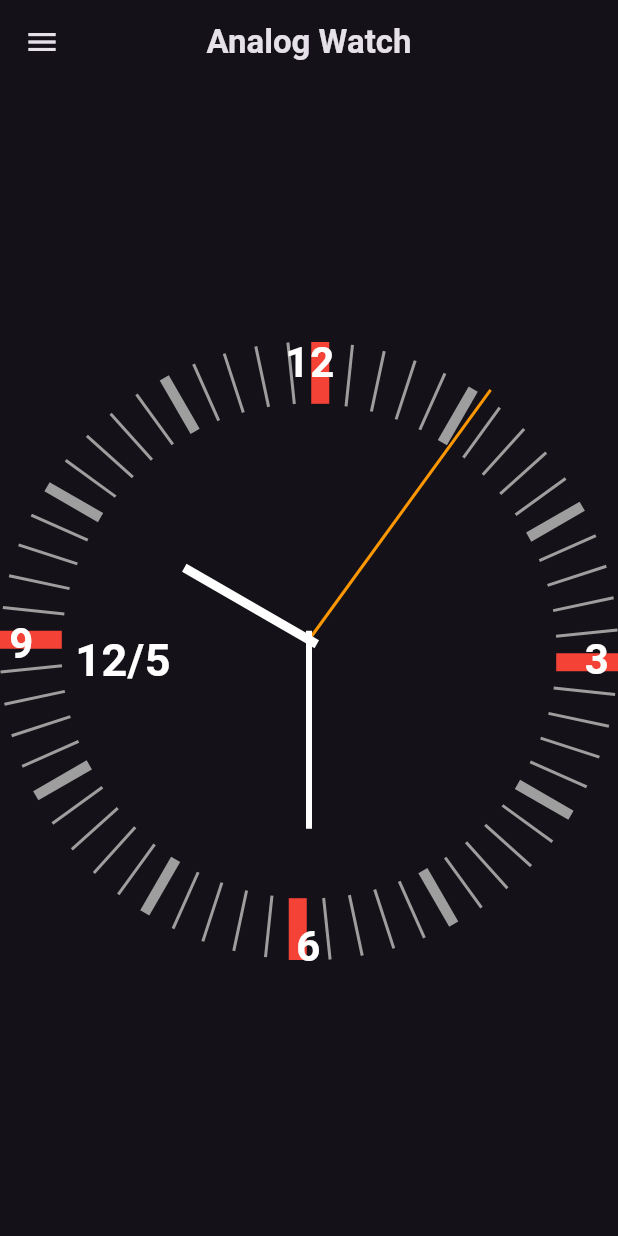
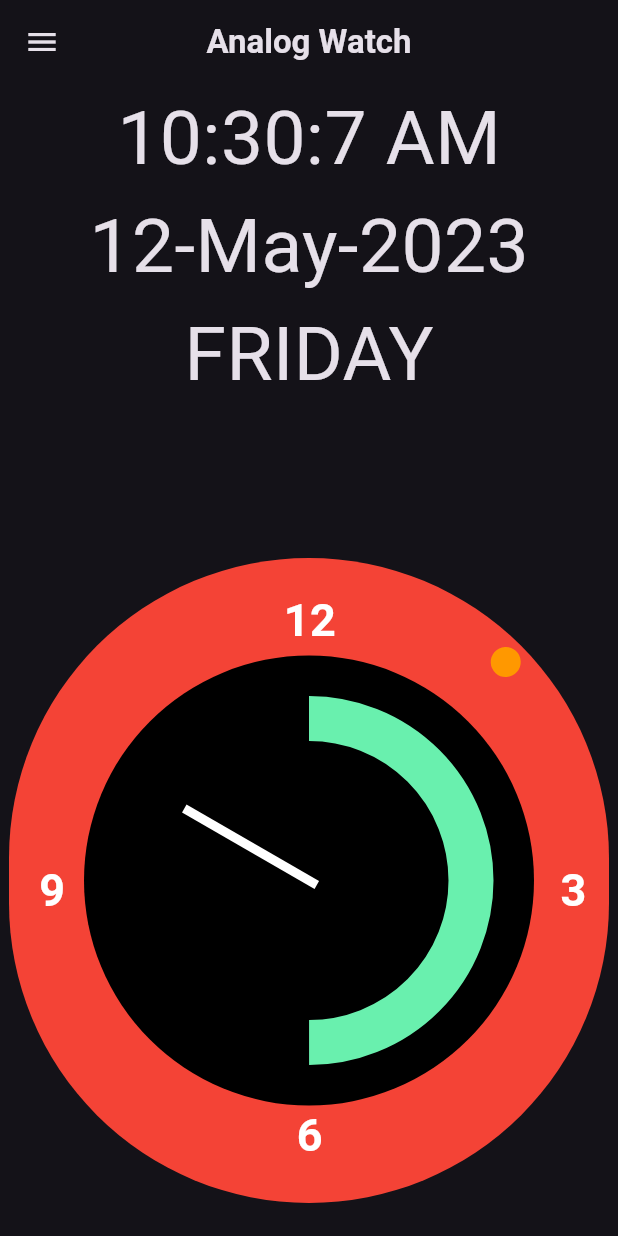
Before and after one commit to PDHirpara/clockpr6, a Flutter app: the screen it shows after launch, on a phone screen of 412 x 824 dp. Run offline on Flutter 3.47's test engine with Material 2 defaults, Android fonts, the phone set to English and light mode, and no system bars.

Commit message:
All clock

```diff
--- a/lib/Screens/Analog_Watch.dart
+++ b/lib/Screens/Analog_Watch.dart
@@ -11,38 +11,39 @@ class Analog_Watch extends StatefulWidget {
 }
 
 class _Analog_WatchState extends State<Analog_Watch> {
+  List<String> day = [
+    "MONDAY",
+    "TUESDAY",
+    "WEDNESDAY",
+    "THURSDAY",
+    "FRIDAY",
+    "SATURDAY",
+    "SUNDAY",
+  ];
+  List<String> month = [
+    "January",
+    "February",
+    "March",
+    "April",
+    "May",
+    "June",
+    "July",
+    "August",
+    "September",
+    "October",
+    "November",
+    "December",
+  ];
   String a = '';
-  void DayName() {
-    switch (d) {
-      case 1:
-        a = "MON";
-        break;
-      case 2:
-        a = "TUE";
-        break;
-      case 3:
-        a = "WED";
-        break;
-      case 4:
-        a = "THU";
-        break;
-      case 5:
-        a = "FRI";
-        break;
-      case 6:
-        a = "SAT";
-        break;
-      case 7:
-        a = "SAN";
-        break;
-    }
-  }
-
+  String p = 'AM';
+  String q = 'PM';
+  String r = '';
   int s = 0;
   int m = 0;
   int h = 0;
   int d = 0;
   int mm = 0;
+  int w = 0;
   myClock() {
     Future.delayed(const Duration(seconds: 1), () {
       setState(() {
@@ -51,6 +52,10 @@ class _Analog_WatchState extends State<Analog_Watch> {
         h = DateTime.now().hour;
         d = DateTime.now().day;
         mm = DateTime.now().month;
+        w = DateTime.now().weekday;
+        if (h > 12) {
+          h -= 12;
+        }
       });
       myClock();
     });
@@ -113,129 +118,256 @@ class _Analog_WatchState extends State<Analog_Watch> {
         ),
         centerTitle: true,
       ),
-      body: Center(
-        child: Stack(
+      body: Column(
         children: [
-            // Center(
-            //   child: Container(
-            //     height: 100,
-            //     width: 100,
-            //     decoration: BoxDecoration(
-            //       color: Colors.blue,
-            //       borderRadius: BorderRadius.circular(100),
+          Center(
+            child: Column(
+              // mainAxisAlignment: MainAxisAlignment.center,
+              children: [
+                Text(
+                  "${DateTime.now().hour}:${DateTime.now().minute}:${DateTime.now().second} ${(DateTime.now().hour >= 12) ? q : p}",
+                  style: const TextStyle(
+                    fontSize: 50,
+                  ),
+                ),
+                Text(
+                  "${DateTime.now().day}-${month[mm - 1]}-${DateTime.now().year}",
+                  style: const TextStyle(
+                    fontSize: 50,
+                  ),
+                ),
+                Text(
+                  "${day[w - 1]}",
+                  style: const TextStyle(
+                    fontSize: 50,
+                  ),
+                ),
+              ],
+            ),
+          ),
+          SizedBox(
+            height: 100,
+          ),
+          Stack(
+            alignment: Alignment.center,
+            children: [
+              // ...List.generate(
+              //   60,
+              //   (index) => Transform.rotate(
+              //     angle: (index / 60) * (2 * pi),
+              //     child: Stack(
+              //       children: [
+              //         Divider(
+              //           thickness: (index % 5 == 0)
+              //               ? (index % 15 == 0)
+              //                   ? 12
+              //                   : 7
+              //               : 2,
+              //           endIndent: MediaQuery.of(context).size.width * 0.90,
+              //           color:
+              //               (index % 15 == 0) ? Colors.blueAccent : Colors.grey,
+              //         ),
+              // Transform.rotate(
+              //   angle: (pi * 2),
+              //   child: Padding(
+              //     padding: const EdgeInsets.only(left: 10),
+              //     child: Transform.scale(
+              //       scale: 2,
+              //       child: Text(
+              //         (index == 0) ? "9" : "",
+              //         style: const TextStyle(
+              //           // fontSize: 20,
+              //           fontWeight: FontWeight.bold,
+              //           color: Colors.white,
+              //         ),
+              //       ),
               //     ),
               //   ),
               // ),
-            ...List.generate(
-              60,
-              (index) => Transform.rotate(
-                  angle: (index / 60) * (2 * pi),
+              // Transform.rotate(
+              //   angle: (3 * pi / 2),
+              //   child: Padding(
+              //     padding: const EdgeInsets.only(top: 10),
+              //     child: Transform.scale(
+              //       scale: 2,
+              //       child: Text(
+              //         (index == 15) ? "12" : "",
+              //         style: const TextStyle(
+              //           // fontSize: 20,
+              //           fontWeight: FontWeight.bold,
+              //           color: Colors.white,
+              //         ),
+              //       ),
+              //     ),
+              //   ),
+              // ),
+              // Transform.rotate(
+              //   angle: (pi),
+              //   child: Padding(
+              //     padding: const EdgeInsets.only(right: 10),
+              //     child: Transform.scale(
+              //       scale: 2,
+              //       child: Text(
+              //         (index == 30) ? "3" : "",
+              //         style: const TextStyle(
+              //           // fontSize: 20,
+              //           fontWeight: FontWeight.bold,
+              //           color: Colors.white,
+              //         ),
+              //       ),
+              //     ),
+              //   ),
+              // ),
+              // Transform.rotate(
+              //   angle: (pi / 2),
+              //   child: Padding(
+              //     padding: const EdgeInsets.only(bottom: 10),
+              //     child: Transform.scale(
+              //       scale: 2,
+              //       child: Text(
+              //         (index == 45) ? "6" : "",
+              //         style: const TextStyle(
+              //           // fontSize: 20,
+              //           fontWeight: FontWeight.bold,
+              //           color: Colors.white,
+              //         ),
+              //       ),
+              //     ),
+              //   ),
+              // ),
+              //       ],
+              //     ),
+              //   ),
+              // ),
+
+              Center(
+                child: Container(
+                  height: 430,
+                  width: 400,
+                  decoration: BoxDecoration(
+                    color: Colors.red,
+                    borderRadius: BorderRadius.circular(800),
+                  ),
+                  child: Center(
                     child: Stack(
                       children: [
-                      Divider(
-                        thickness: (index % 5 == 0)
-                            ? (index % 15 == 0)
-                                ? 12
-                                : 7
-                            : 2,
-                        endIndent: MediaQuery.of(context).size.width * 0.90,
-                        color: (index % 15 == 0) ? Colors.red : Colors.grey,
-                      ),
-                      Transform.rotate(
-                        angle: (pi * 2),
-                        child: Padding(
-                          padding: const EdgeInsets.only(left: 10),
-                          child: Transform.scale(
-                            scale: 2,
-                            child: Text(
-                              (index == 0) ? "9" : "",
-                              style: const TextStyle(
-                                // fontSize: 20,
-                                fontWeight: FontWeight.bold,
-                                color: Colors.white,
+                        Center(
+                          child: Container(
+                            height: 300,
+                            width: 300,
+                            decoration: BoxDecoration(
+                              color: Colors.black,
+                              borderRadius: BorderRadius.circular(800),
                             ),
                           ),
                         ),
+                        Padding(
+                          padding: const EdgeInsets.only(left: 183),
+                          child: Column(
+                            children: const [
+                              SizedBox(
+                                height: 20,
+                              ),
+                              Text(
+                                "12",
+                                style: TextStyle(
+                                  color: Colors.white,
+                                  fontWeight: FontWeight.bold,
+                                  fontSize: 30,
                                 ),
                               ),
-                      Transform.rotate(
-                        angle: (3 * pi / 2),
-                        child: Padding(
-                          padding: const EdgeInsets.only(top: 10),
-                          child: Transform.scale(
-                            scale: 2,
-                            child: Text(
-                              (index == 15) ? "12" : "",
-                              style: const TextStyle(
-                                // fontSize: 20,
+                              SizedBox(
+                                height: 300,
+                              ),
+                              Text(
+                                "6",
+                                style: TextStyle(
+                                  color: Colors.white,
                                   fontWeight: FontWeight.bold,
-                                color: Colors.white,
+                                  fontSize: 30,
                                 ),
                               ),
+                            ],
                           ),
                         ),
+                        Padding(
+                          padding: const EdgeInsets.only(top: 200),
+                          child: Row(
+                            children: const [
+                              SizedBox(
+                                width: 20,
                               ),
-                      Transform.rotate(
-                        angle: (pi),
-                        child: Padding(
-                          padding: const EdgeInsets.only(right: 10),
-                          child: Transform.scale(
-                            scale: 2,
-                            child: Text(
-                              (index == 30) ? "3" : "",
-                              style: const TextStyle(
-                                // fontSize: 20,
+                              Text(
+                                "9",
+                                style: TextStyle(
+                                  color: Colors.white,
                                   fontWeight: FontWeight.bold,
+                                  fontSize: 30,
+                                ),
+                              ),
+                              SizedBox(
+                                width: 330,
+                              ),
+                              Text(
+                                "3",
+                                style: TextStyle(
                                   color: Colors.white,
+                                  fontWeight: FontWeight.bold,
+                                  fontSize: 30,
                                 ),
+                              ),
+                            ],
+                          ),
+                        ),
+                      ],
                     ),
                   ),
                 ),
               ),
               Transform.rotate(
                 angle: (pi / 2),
-                        child: Padding(
-                          padding: const EdgeInsets.only(bottom: 10),
-                          child: Transform.scale(
-                            scale: 2,
-                            child: Text(
-                              (index == 45) ? "6" : "",
-                              style: const TextStyle(
-                                // fontSize: 20,
-                                fontWeight: FontWeight.bold,
-                                color: Colors.white,
+                child: Transform.rotate(
+                  angle: (pi * 2) * (s / 60),
+                  child: Row(
+                    children: [
+                      Container(
+                        height: 20,
+                        width: 20,
+                        decoration: BoxDecoration(
+                          color: Colors.orange,
+                          borderRadius: BorderRadius.circular(30),
+                        ),
+                      ),
+                      Divider(
+                        color: Colors.orange,
+                        thickness: 2,
+                        endIndent: MediaQuery.of(context).size.width * 0.2,
+                        indent: MediaQuery.of(context).size.width * 0.2,
+                      ),
+                    ],
                   ),
                 ),
               ),
+              Transform.scale(
+                scale: 6,
+                child: CircularProgressIndicator(
+                  strokeWidth: 5,
+                  color: Colors.greenAccent,
+                  value: DateTime.now().minute / 60,
                 ),
               ),
-                    ],
-                  )),
-            ),
-            Transform.rotate(
-              angle: (3 * pi / 2),
-              child: Transform.rotate(
-                angle: (pi * 2) * (s / 60),
-                child: Divider(
-                  color: Colors.orange,
-                  thickness: 2,
-                  // endIndent: MediaQuery.of(context).size.width*0.5,
-                  indent: MediaQuery.of(context).size.width * 0.5,
-                ),
-              ),
-            ),
-            Transform.rotate(
-              angle: (3 * pi / 2),
-              child: Transform.rotate(
-                angle: (pi * 2) * (m / 60),
-                child: const Divider(
-                  color: Colors.white,
-                  thickness: 4,
-                  endIndent: 80,
-                  indent: 200,
-                ),
-              ),
-            ),
+              // Transform.rotate(
+              //   angle: (3 * pi / 2),
+              //   child: Transform.rotate(
+              //     angle: (pi * 2) * (m / 60),
+              //     child: const Divider(
+              //       color: Colors.white,
+              //       thickness: 4,
+              //       endIndent: 80,
+              //       indent: 200,
+              //     ),
+              //   ),
+              // ),
               Transform.rotate(
                 angle: (3 * pi / 2),
                 child: Transform.rotate(
@@ -248,30 +380,31 @@ class _Analog_WatchState extends State<Analog_Watch> {
                   ),
                 ),
               ),
-            Padding(
-              padding: const EdgeInsets.only(left: 50),
-              child: Text(
-                "$d/$mm",
-                style: const TextStyle(
-                  color: Colors.white,
-                  fontWeight: FontWeight.bold,
-                  fontSize: 30,
-                ),
-              ),
-            ),
-            Padding(
-              padding: const EdgeInsets.only(left: 100),
-              child: Text(
-                a,
-                style: const TextStyle(
-                  fontWeight: FontWeight.bold,
-                  fontSize: 30,
-                  color: Colors.white,
-                ),
-              ),
-            )
+              // Padding(
+              //   padding: const EdgeInsets.only(left: 50),
+              //   child: Text(
+              //     "$d/$mm",
+              //     style: const TextStyle(
+              //       color: Colors.white,
+              //       fontWeight: FontWeight.bold,
+              //       fontSize: 30,
+              //     ),
+              //   ),
+              // ),
+              // Padding(
+              //   padding: const EdgeInsets.only(left: 100),
+              //   child: Text(
+              //     a,
+              //     style: const TextStyle(
+              //       fontWeight: FontWeight.bold,
+              //       fontSize: 30,
+              //       color: Colors.white,
+              //     ),
+              //   ),
+              // )
             ],
           ),
+        ],
       ),
     );
   }
--- a/lib/Screens/Digital_Watch.dart
+++ b/lib/Screens/Digital_Watch.dart
@@ -10,7 +10,7 @@ class Digital_Watch extends StatefulWidget {
 class _Digital_WatchState extends State<Digital_Watch> {
   int second = 0;
   myClock() {
-    Future.delayed(Duration(seconds: 1), () {
+    Future.delayed(const Duration(seconds: 1), () {
       setState(() {
         // if (DateTime.now().hour > 12) {
         //   DateTime.now().hour -= 12;
@@ -31,7 +31,7 @@ class _Digital_WatchState extends State<Digital_Watch> {
   Widget build(BuildContext context) {
     return Scaffold(
       appBar: AppBar(
-        title: Text(
+        title: const Text(
           "Digital Watch",
           style: TextStyle(
             fontWeight: FontWeight.bold,
@@ -43,9 +43,9 @@ class _Digital_WatchState extends State<Digital_Watch> {
         child: Column(
           children: [
             Padding(
-              padding: EdgeInsets.only(top: 200),
+              padding: const EdgeInsets.only(top: 200),
               child: ListTile(
-                title: Text("Analog Watch"),
+                title: const Text("Analog Watch"),
                 leading: Image.network(
                     'https://m.media-amazon.com/images/W/IMAGERENDERING_521856-T1/images/I/71n+z2maVIL._AC_SL1500_.jpg'),
                 onTap: () {
@@ -54,9 +54,9 @@ class _Digital_WatchState extends State<Digital_Watch> {
               ),
             ),
             Padding(
-              padding: EdgeInsets.only(top: 20),
+              padding: const EdgeInsets.only(top: 20),
               child: ListTile(
-                title: Text("Strap Watch"),
+                title: const Text("Strap Watch"),
                 leading: Image.network(
                     'https://d2d22nphq0yz8t.cloudfront.net/88e6cc4b-eaa1-4053-af65-563d88ba8b26/https://media.croma.com/image/upload/v1680533607/Croma%20Assets/Communication/Wearable%20Devices/Images/262576_zbadss.png/mxw_640,f_auto'),
                 onTap: () {
@@ -65,9 +65,9 @@ class _Digital_WatchState extends State<Digital_Watch> {
               ),
             ),
             Padding(
-              padding: EdgeInsets.only(top: 20),
+              padding: const EdgeInsets.only(top: 20),
               child: ListTile(
-                title: Text("Digital Watch"),
+                title: const Text("Digital Watch"),
                 leading: Image.network(
                     'https://m.media-amazon.com/images/I/61MuSYQ7yhL._SX425_.jpg'),
                 onTap: () {
@@ -84,13 +84,13 @@ class _Digital_WatchState extends State<Digital_Watch> {
           children: [
             Text(
               "${DateTime.now().hour}:${DateTime.now().minute}:${DateTime.now().second}",
-              style: TextStyle(
+              style: const TextStyle(
                 fontSize: 50,
               ),
             ),
             Text(
               "${DateTime.now().day}/${DateTime.now().month}/${DateTime.now().year}",
-              style: TextStyle(
+              style: const TextStyle(
                 fontSize: 50,
               ),
             ),
--- a/lib/Screens/Strap_Watch.dart
+++ b/lib/Screens/Strap_Watch.dart
@@ -98,7 +98,7 @@ class _Strap_WatchState extends State<Strap_Watch> {
               child: CircularProgressIndicator(
                 strokeWidth: 5,
                 color: Colors.greenAccent,
-                value: m / 60,
+                value: DateTime.now().minute / 60,
               ),
             ),
             Transform.scale(
```
Lines whose indentation alone changed are shown as unchanged.
